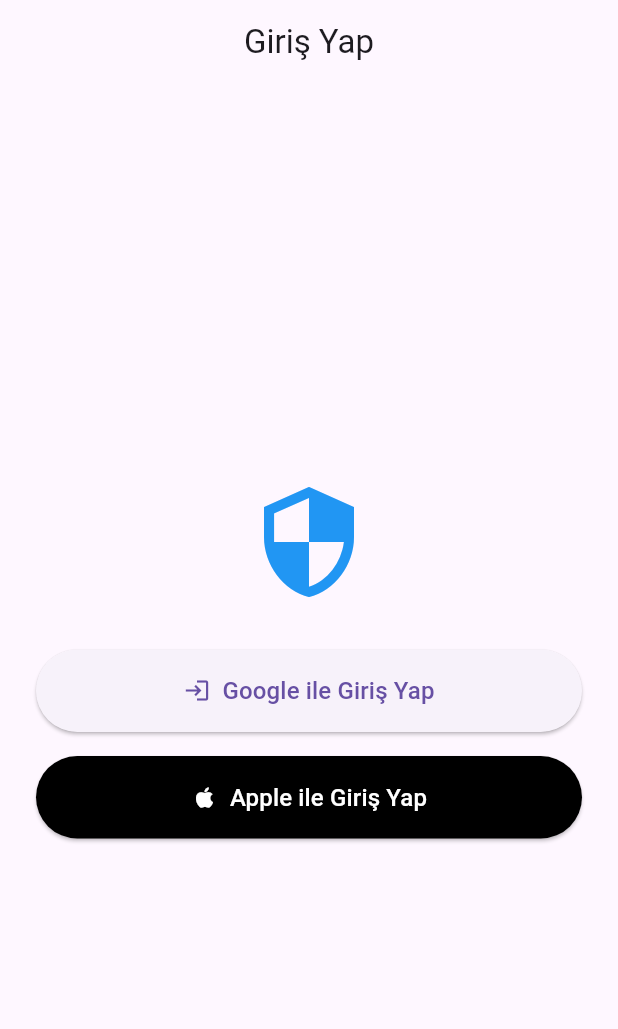
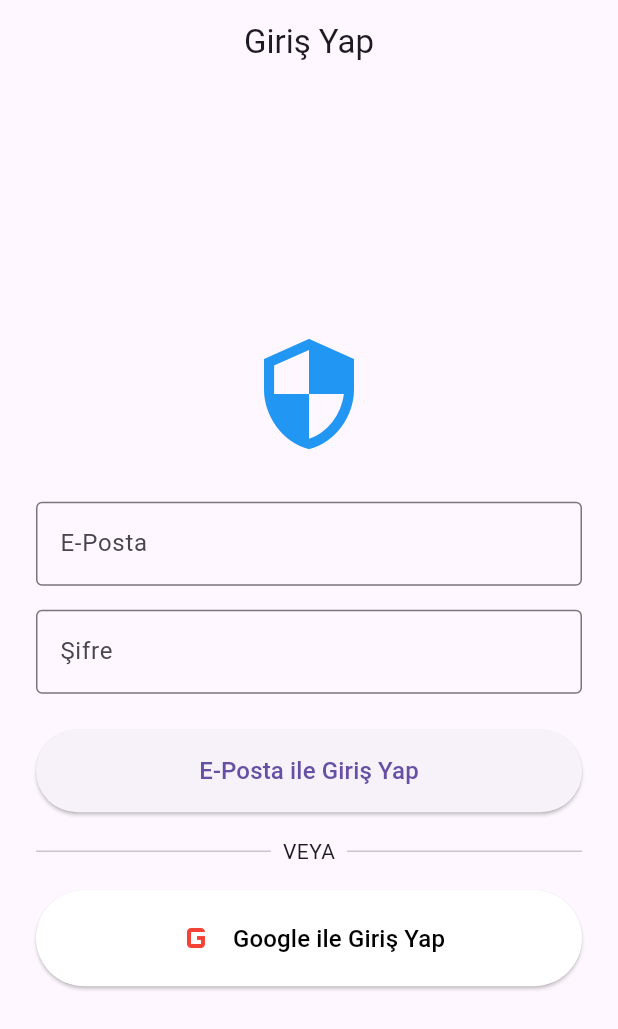
Before and after one commit to beyyzgur/Emergency-Assembly-Flutter-App, a Flutter app: the screen it shows after launch, on a phone screen of 412 x 824 dp. Shown: the top 1029 px of the screen. Run offline on Flutter 3.47's test engine with Material 3 defaults, Android fonts, the phone set to English and light mode, and no system bars; our stand-ins replace cloud_firestore, firebase_auth, firebase_core, flutter_riverpod, geolocator, go_router and 3 more; accounts and stored records are empty.

Commit message:
chore: geçici geojson verisi, assets klasörü ve ios ile giriş kısmı projeden temizlendi

```diff
--- a/lib/features/auth/presentation/login_screen.dart
+++ b/lib/features/auth/presentation/login_screen.dart
@@ -2,15 +2,52 @@
 import 'package:flutter_riverpod/flutter_riverpod.dart';
 import '../data/auth_service.dart';
 
-class LoginScreen extends ConsumerWidget {
+class LoginScreen extends ConsumerStatefulWidget {
   const LoginScreen({super.key});
 
   @override
-  Widget build(BuildContext context, WidgetRef ref) {
+  ConsumerState<LoginScreen> createState() => _LoginScreenState();
+}
+
+class _LoginScreenState extends ConsumerState<LoginScreen> {
+  final _emailController = TextEditingController();
+  final _passwordController = TextEditingController();
+  bool _isLoading = false;
+
+  void _loginWithEmail() async {
+    final email = _emailController.text.trim();
+    final password = _passwordController.text.trim();
+
+    if (email.isEmpty || password.isEmpty) {
+      ScaffoldMessenger.of(context).showSnackBar(
+        const SnackBar(content: Text('Lütfen tüm alanları doldurun.')),
+      );
+      return;
+    }
+
+    setState(() => _isLoading = true);
+    String? errorMessage = await ref
+        .read(authServiceProvider)
+        .signIn(email, password);
+
+    if (!mounted) return;
+    setState(() => _isLoading = false);
+
+    if (errorMessage != null) {
+      ScaffoldMessenger.of(
+        context,
+      ).showSnackBar(SnackBar(content: Text(errorMessage)));
+    } else {
+      Navigator.pushReplacementNamed(context, '/home');
+    }
+  }
+
+  @override
+  Widget build(BuildContext context) {
     return Scaffold(
       appBar: AppBar(title: const Text('Giriş Yap'), centerTitle: true),
       body: Center(
-        child: Padding(
+        child: SingleChildScrollView(
           padding: const EdgeInsets.all(24.0),
           child: Column(
             mainAxisAlignment: MainAxisAlignment.center,
@@ -19,50 +56,76 @@
               const Icon(Icons.security, size: 80, color: Colors.blue),
               const SizedBox(height: 32),
 
-              ElevatedButton.icon(
-                style: ElevatedButton.styleFrom(
-                  padding: const EdgeInsets.symmetric(vertical: 16),
+              TextField(
+                controller: _emailController,
+                decoration: const InputDecoration(
+                  labelText: 'E-Posta',
+                  border: OutlineInputBorder(),
                 ),
-                onPressed: () async {
-                  try {
-                    await ref.read(authServiceProvider).signInWithGoogle();
-                  } catch (e) {
-                    if (context.mounted) {
-                      ScaffoldMessenger.of(context).showSnackBar(
-                        SnackBar(content: Text('Google Giriş Hatası: $e')),
-                      );
-                    }
-                  }
-                },
-                icon: const Icon(Icons.login),
-                label: const Text(
-                  'Google ile Giriş Yap',
-                  style: TextStyle(fontSize: 16),
+                keyboardType: TextInputType.emailAddress,
+              ),
+              const SizedBox(height: 16),
+              TextField(
+                controller: _passwordController,
+                decoration: const InputDecoration(
+                  labelText: 'Şifre',
+                  border: OutlineInputBorder(),
                 ),
+                obscureText: true,
               ),
+              const SizedBox(height: 24),
 
+              _isLoading
+                  ? const Center(child: CircularProgressIndicator())
+                  : ElevatedButton(
+                      onPressed: _loginWithEmail,
+                      style: ElevatedButton.styleFrom(
+                        padding: const EdgeInsets.symmetric(vertical: 16),
+                      ),
+                      child: const Text(
+                        'E-Posta ile Giriş Yap',
+                        style: TextStyle(fontSize: 16),
+                      ),
+                    ),
+
+              const SizedBox(height: 16),
+              const Row(
+                children: [
+                  Expanded(child: Divider()),
+                  Padding(
+                    padding: EdgeInsets.symmetric(horizontal: 8.0),
+                    child: Text("VEYA"),
+                  ),
+                  Expanded(child: Divider()),
+                ],
+              ),
               const SizedBox(height: 16),
 
               ElevatedButton.icon(
                 style: ElevatedButton.styleFrom(
                   padding: const EdgeInsets.symmetric(vertical: 16),
-                  backgroundColor: Colors.black,
-                  foregroundColor: Colors.white,
+                  backgroundColor: Colors.white,
+                  foregroundColor: Colors.black,
                 ),
                 onPressed: () async {
                   try {
-                    await ref.read(authServiceProvider).signInWithApple();
+                    await ref.read(authServiceProvider).signInWithGoogle();
+                    if (!context.mounted) return;
+                    Navigator.pushReplacementNamed(context, '/home');
                   } catch (e) {
-                    if (context.mounted) {
-                      ScaffoldMessenger.of(context).showSnackBar(
-                        SnackBar(content: Text('Apple Giriş Hatası: $e')),
-                      );
-                    }
+                    if (!context.mounted) return;
+                    ScaffoldMessenger.of(context).showSnackBar(
+                      SnackBar(content: Text('Google Giriş Hatası: $e')),
+                    );
                   }
                 },
-                icon: const Icon(Icons.apple),
+                icon: const Icon(
+                  Icons.g_mobiledata,
+                  size: 32,
+                  color: Colors.red,
+                ),
                 label: const Text(
-                  'Apple ile Giriş Yap',
+                  'Google ile Giriş Yap',
                   style: TextStyle(fontSize: 16),
                 ),
               ),
```
Also changed, not shown: lib/features/auth/data/auth_service.dart (+17 -16 lines), lib/features/map/data/api_service.dart (added, +17 -0 lines), lib/features/map/data/models/gathering_polygon.dart (added, +49 -0 lines), lib/features/map/presentation/providers/map_providers.dart (added, +12 -0 lines).
